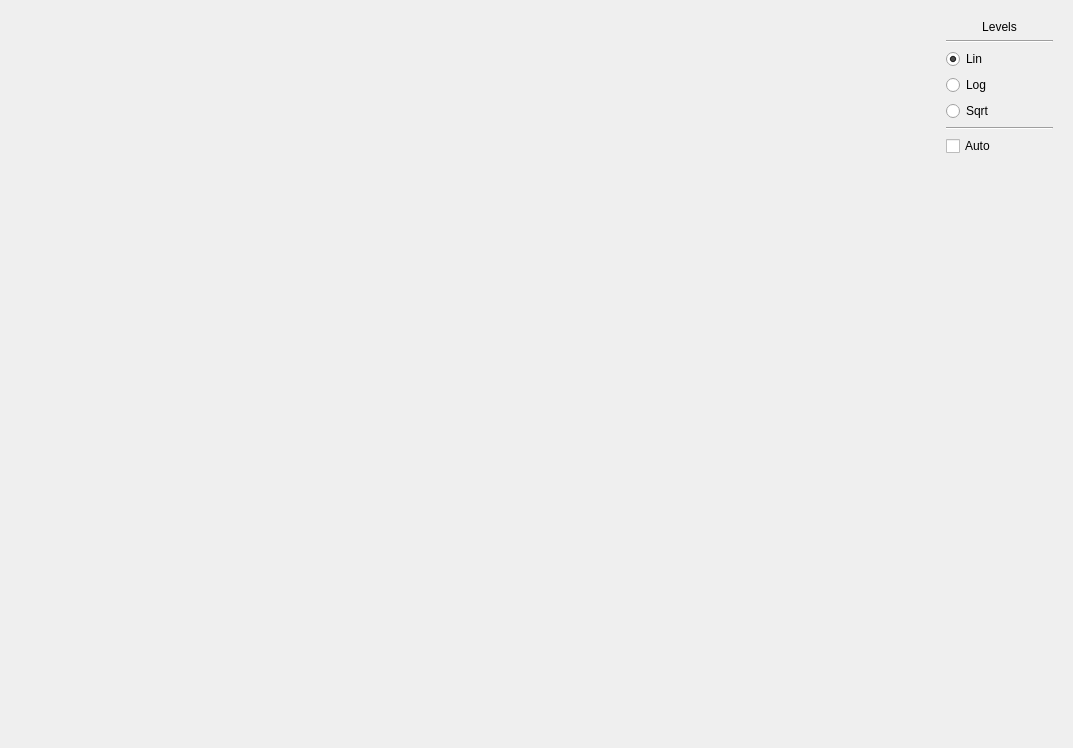
Above: src/uis/frame_view.ui from yamedvedya/data_viewer before the change. Below: the same form after it.
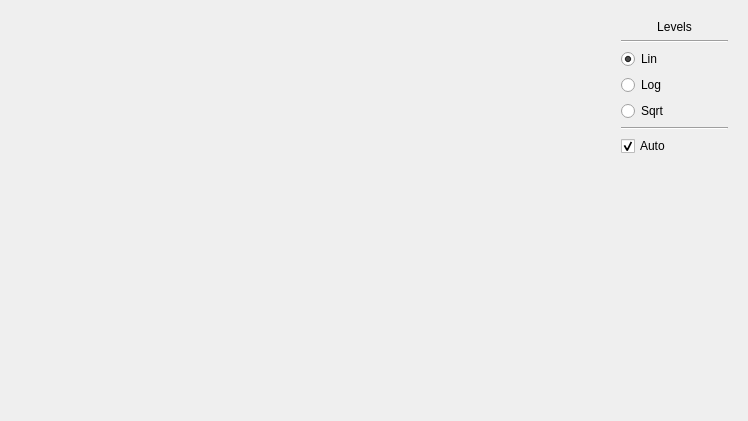
That is the form after the change. Custom widgets are drawn as their Qt base class.

The edit to the form file:
```diff
--- a/src/uis/frame_view.ui
+++ b/src/uis/frame_view.ui
@@ -6,8 +6,8 @@
    <rect>
     <x>0</x>
     <y>0</y>
-    <width>1073</width>
-    <height>748</height>
+    <width>748</width>
+    <height>421</height>
    </rect>
   </property>
   <property name="windowTitle">
@@ -100,6 +100,9 @@
             <property name="text">
              <string>Auto</string>
             </property>
+            <property name="checked">
+             <bool>true</bool>
+            </property>
            </widget>
           </item>
           <item>
```
Left out of the diff: 5 changed lines with no effect on the pictures.
